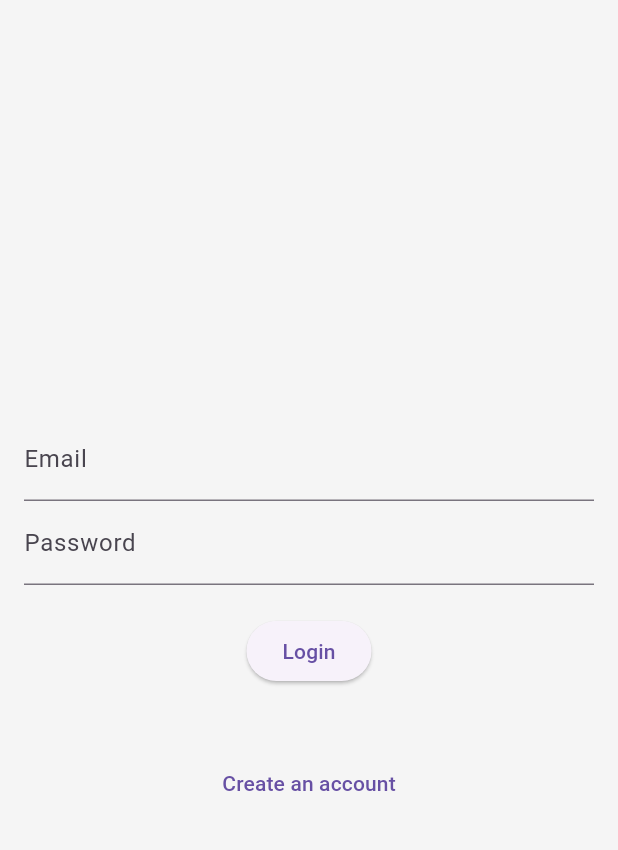
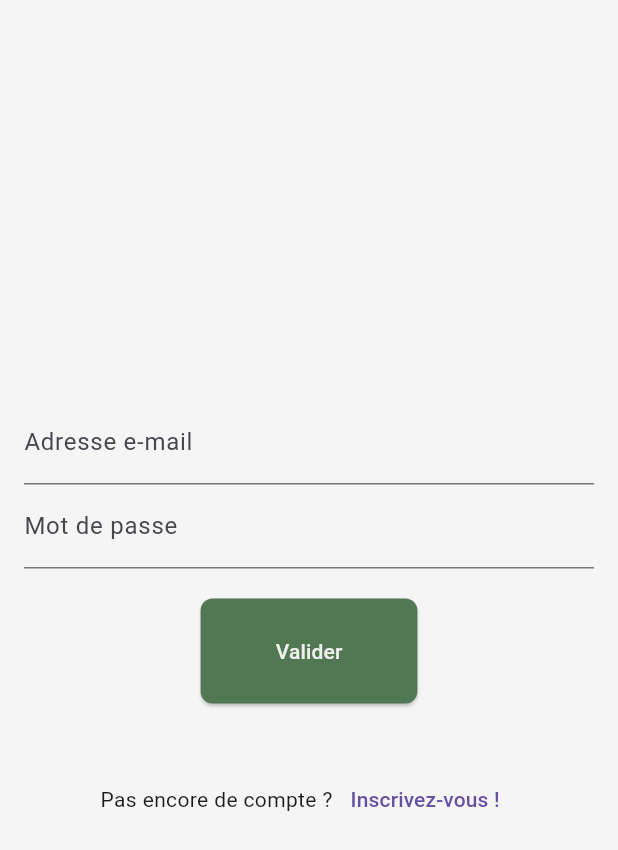
Before and after one commit to ChabPrt/resaresto, a Flutter app: the LoginForm widget shown alone on an empty page, opened directly, on a phone screen of 412 x 824 dp. Shown: the top 850 px of the screen. Run offline on Flutter 3.47's test engine with Material 3 defaults, Android fonts, the phone set to English and light mode, and no system bars; our stand-ins replace carousel_slider, shared_preferences; accounts and stored records are empty.

Commit message:
:sparkles: Login and register form with API

```diff
--- a/app/lib/components/header.dart
+++ b/app/lib/components/header.dart
@@ -5,7 +5,7 @@ import 'package:flutter/services.dart';
 import 'package:shared_preferences/shared_preferences.dart';
 
 import '../config/app_config.dart';
-import 'package:app/views/login.dart';
+import 'package:app/views/connexionView.dart';
 
 class Header extends StatelessWidget {
   final String title = AppConfig.appName;
@@ -52,7 +52,7 @@ class Header extends StatelessWidget {
             if (userEmail.isEmpty) {
               // L'e-mail n'est pas présent, rediriger vers le formulaire de connexion
               Navigator.of(context).pushReplacement(
-                MaterialPageRoute(builder: (context) => loginView()),
+                MaterialPageRoute(builder: (context) => LoginView()),
               );
               return Container(); // Retourner un conteneur vide car la redirection a été effectuée
             }
--- a/app/lib/components/loginForm.dart
+++ b/app/lib/components/loginForm.dart
@@ -2,10 +2,11 @@ import 'dart:convert';
 import 'package:flutter/material.dart';
 import 'package:flutter/services.dart';
 import 'package:shared_preferences/shared_preferences.dart';
+import 'package:http/http.dart' as http;
 
-import 'package:app/views/home.dart';
+import 'package:app/views/homeView.dart';
+import '../config/app_config.dart';
 import './registerForm.dart';
-
 
 class LoginScreen extends StatelessWidget {
   @override
@@ -26,26 +27,55 @@ class _LoginFormState extends State<LoginForm> {
   final TextEditingController passwordController = TextEditingController();
   bool showError = false;
 
+  Future<void> verifyUser(String email, String password) async {
+    try {
+      final apiUrl = Uri.parse('${AppConfig.apiBaseUrl}/Utilisateurs/Authorize')
+          .replace(queryParameters: {
+        'Mail': email,
+        'Pass': password,
+      });
+
+      final response = await http.get(apiUrl);
+
+      if (response.statusCode == 200) {
+        // Ajouter le mécanisme de "cookie" en utilisant SharedPreferences
+        SharedPreferences prefs = await SharedPreferences.getInstance();
+        prefs.setString('user', emailController.text);
+
+        // Rediriger l'utilisateur vers la page HomeView
+        Navigator.pushReplacement(
+          context,
+          MaterialPageRoute(builder: (context) => HomeView()),
+        );
+      } else {
+        setState(() {
+          showError = true;
+        });
+      }
+    } catch (e) {
+      print('Erreur de requête: $e');
+    }
+  }
+
   @override
   Widget build(BuildContext context) {
     return Padding(
-      padding: EdgeInsets.all(16.0),
+      padding: const EdgeInsets.all(16.0),
       child: Column(
         mainAxisAlignment: MainAxisAlignment.center,
         children: [
           TextField(
             controller: emailController,
-            decoration: InputDecoration(labelText: 'Email'),
+            decoration: const InputDecoration(labelText: 'Adresse e-mail'),
           ),
           TextField(
             controller: passwordController,
             obscureText: true,
-            decoration: InputDecoration(labelText: 'Password'),
+            decoration: const InputDecoration(labelText: 'Mot de passe'),
           ),
-          SizedBox(height: 20),
+          const SizedBox(height: 20),
           ElevatedButton(
             onPressed: () async {
-              // Valider les champs du formulaire
               if (emailController.text.isEmpty || passwordController.text.isEmpty) {
                 setState(() {
                   showError = true;
@@ -53,50 +83,40 @@ class _LoginFormState extends State<LoginForm> {
                 return;
               }
 
-              String usersData = await rootBundle.loadString('../data/users.json');
-              Map<String, dynamic> jsonData = json.decode(usersData);
-
-              // Vérifier l'existence de l'utilisateur
-              List<dynamic> usersList = jsonData['Users'];
-              bool userExists = usersList.any((user) =>
-              user['mail'] == emailController.text && user['pass'] == passwordController.text);
-
-              if (userExists) {
-                // Ajouter le mécanisme de "cookie" en utilisant SharedPreferences
-                SharedPreferences prefs = await SharedPreferences.getInstance();
-                prefs.setString('user', emailController.text);
-
-                // Rediriger l'utilisateur vers la page HomeView
-                Navigator.pushReplacement(
-                  context,
-                  MaterialPageRoute(builder: (context) => HomeView()),
-                );
-              } else {
-                // Afficher une erreur si l'utilisateur n'existe pas
-                setState(() {
-                  showError = true;
-                });
-              }
-
+              await verifyUser(emailController.text, passwordController.text);
             },
-            child: Text('Login'),
+            style: ElevatedButton.styleFrom(
+              backgroundColor: AppConfig.principalColor,
+              foregroundColor: AppConfig.fontWhiteColor,
+              padding: const EdgeInsetsDirectional.symmetric(horizontal: 50.0, vertical: 25.0),
+              shape: RoundedRectangleBorder(
+                borderRadius: BorderRadius.circular(8.0),
+              ),
+            ),
+            child: const Text('Valider'),
           ),
-          SizedBox(height: 20),
+          const SizedBox(height: 20),
           showError
-              ? Text(
+              ? const Text(
             'Email ou mot de passe incorrect',
             style: TextStyle(color: Colors.red),
           )
               : Container(),
-          SizedBox(height: 20),
-          TextButton(
-            onPressed: () {
-              Navigator.push(
-                context,
-                MaterialPageRoute(builder: (context) => RegistrationScreen()),
-              );
-            },
-            child: Text('Create an account'),
+          const SizedBox(height: 20),
+          Row(
+            mainAxisAlignment: MainAxisAlignment.center,
+            children: [
+              const Text('Pas encore de compte ?'),
+              TextButton(
+                onPressed: () {
+                  Navigator.push(
+                    context,
+                    MaterialPageRoute(builder: (context) => RegistrationScreen()),
+                  );
+                },
+                child: const Text('Inscrivez-vous !'),
+              ),
+            ],
           ),
         ],
       ),
--- a/app/lib/components/reviewCard.dart
+++ b/app/lib/components/reviewCard.dart
@@ -1,6 +1,6 @@
 import 'package:flutter/material.dart';
 import 'package:carousel_slider/carousel_slider.dart';
-import '../models/reviews.dart';
+import '../models/reviewModel.dart';
 
 class ReviewCard extends StatelessWidget {
   final Review review;
--- a/app/lib/config/app_config.dart
+++ b/app/lib/config/app_config.dart
@@ -1,5 +1,4 @@
 import 'package:flutter/material.dart';
-//import 'package:google_fonts/google_fonts.dart';
 
 class AppConfig {
   static const String appName = "RésaResto";
@@ -11,8 +10,8 @@ class AppConfig {
   //  color: fontPrimaryColor,
   //);
 
-  // URL de base pour les requêtes API
-  static const String apiBaseUrl = "LATER";
+  static const String apiBaseUrl = "https://resaresto.dev.arch.innlog.app";
+  static const String apiKey = "41ff3dbb-a036-4d3f-93b2-9522b1b86d06";
 
   // Clé d'API pour les services externes
   static const String apiKeyGoogle = "LATER";
--- a/app/lib/views/home.dart
+++ b/app/lib/views/homeView.dart
@@ -3,7 +3,7 @@ import 'package:shared_preferences/shared_preferences.dart';
 import '../components/header.dart';
 import '../components/searchResto.dart';
 import '../components/reviewsHome.dart';
-import 'package:app/views/login.dart';
+import 'package:app/views/connexionView.dart';
 
 class HomeView extends StatelessWidget {
   @override
@@ -20,12 +20,12 @@ class HomeView extends StatelessWidget {
             },
             onLogoutPressed: () async {
               SharedPreferences prefs = await SharedPreferences.getInstance();
-              prefs.remove('user'); // Supprimer l'e-mail stocké
+              prefs.remove('user');
 
               // Rediriger vers la page de connexion
               Navigator.pushReplacement(
               context,
-              MaterialPageRoute(builder: (context) => loginView()),
+              MaterialPageRoute(builder: (context) => LoginView()),
               );
             }
           ),
--- a/app/pubspec.yaml
+++ b/app/pubspec.yaml
@@ -8,12 +8,12 @@ environment:
 dependencies:
   flutter:
     sdk: flutter
-  google_fonts: ^2.3.3
   cupertino_icons: ^1.0.2
   carousel_slider: ^4.0.0
   provider: ^6.1.1
   image_picker: ^0.8.4
   shared_preferences: ^2.0.8
+  http: ^0.13.6
 
 dev_dependencies:
   flutter_test:
```
Also changed, not shown: app/lib/components/registerForm.dart (added, +115 -0 lines), app/lib/components/reviewsHome.dart (+4 -4 lines), app/lib/main.dart (+3 -4 lines), app/lib/models/userModel.dart (renamed from app/lib/models/users.dart, +13 -11 lines), app/lib/views/connexionView.dart (added, +75 -0 lines), app/lib/views/login.dart (deleted, +0 -19 lines), app/lib/models/restaurantModel.dart (renamed from app/lib/models/restaurants.dart), app/lib/models/reviewModel.dart (renamed from app/lib/models/reviews.dart), app/pubspec.lock.
